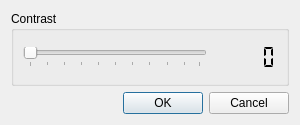
Old version of the form src/gui/contrast_dialog.ui in the repository CervecerosCodigo/CCIMP.
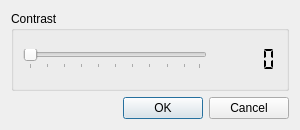
New version of the form.

```diff
--- a/src/gui/contrast_dialog.ui
+++ b/src/gui/contrast_dialog.ui
@@ -7,7 +7,7 @@
     <x>0</x>
     <y>0</y>
     <width>300</width>
-    <height>125</height>
+    <height>130</height>
    </rect>
   </property>
   <property name="windowTitle">
```
